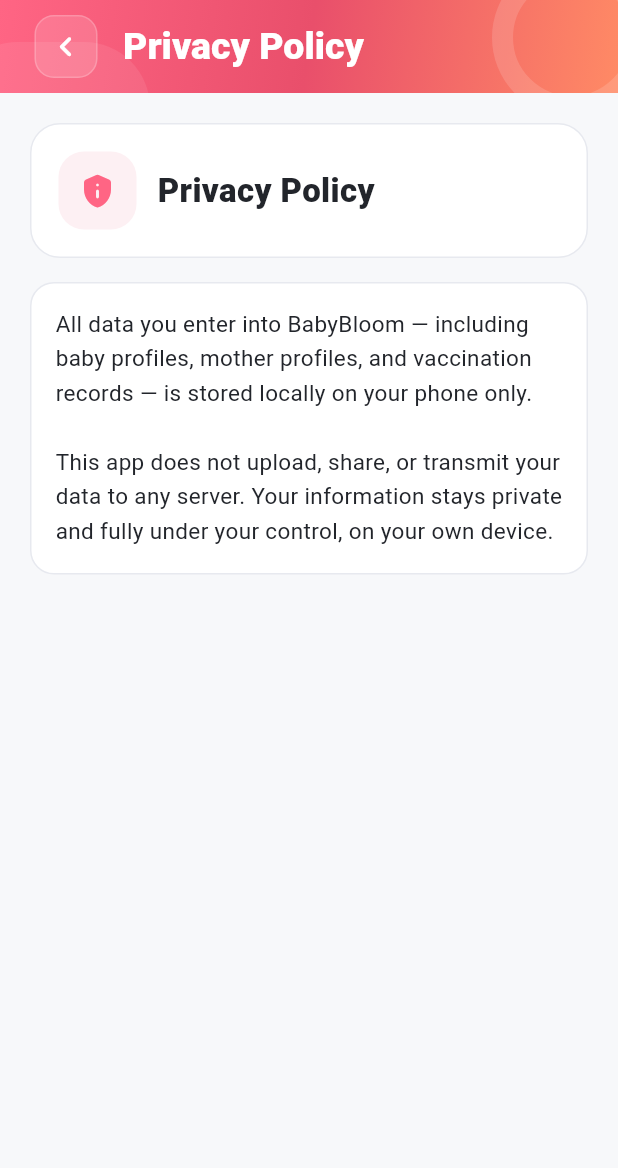
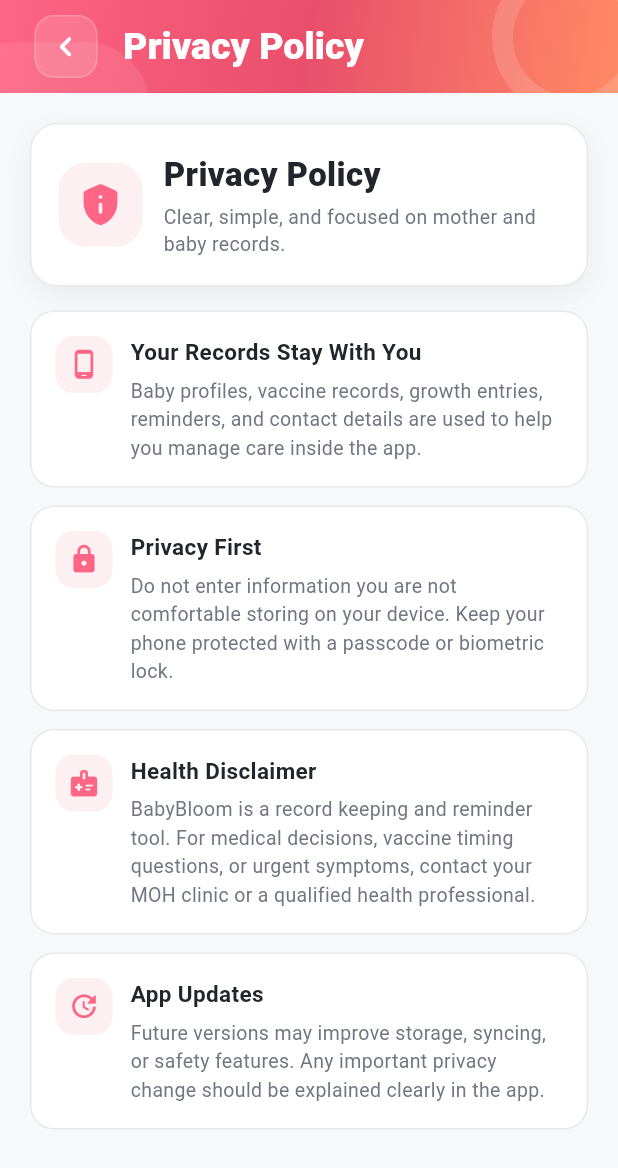
Before and after one commit to RensithUdara/Baby-Bloom-Mobile-Application, a Flutter app: the PrivacyPolicyScreen screen opened directly, on a phone screen of 412 x 824 dp. Shown: the top 1168 px of the screen. Run offline on Flutter 3.47's test engine with Material 3 defaults, Android fonts, the phone set to English and light mode, and no system bars; our stand-ins replace cloud_firestore, firebase_analytics, firebase_auth, firebase_core, firebase_messaging, flutter_local_notifications and 4 more; accounts and stored records are empty; generated files the repository leaves out were written again; statements that could not run were skipped.

Commit message:
feat: Revamp PrivacyPolicyScreen with new layout and policy cards

```diff
--- a/lib/screens/privacy_policy_screen.dart
+++ b/lib/screens/privacy_policy_screen.dart
@@ -14,58 +14,36 @@ class PrivacyPolicyScreen extends StatelessWidget {
       appBar: AppTopBar(title: context.l10n.privacyPolicy),
       body: SafeArea(
         child: ListView(
-          padding: const EdgeInsets.all(20),
-          children: [
-            Container(
-              padding: const EdgeInsets.all(18),
-              decoration: BoxDecoration(
-                color: AppColors.cardBackground,
-                borderRadius: BorderRadius.circular(20),
-                border: Border.all(color: AppColors.divider),
-              ),
-              child: Row(
-                children: [
-                  Container(
-                    width: 52,
-                    height: 52,
-                    decoration: BoxDecoration(
-                      color: AppColors.softSurface,
-                      borderRadius: BorderRadius.circular(17),
-                    ),
-                    child: Icon(
-                      Icons.privacy_tip_rounded,
-                      color: AppColors.primary,
-                    ),
-                  ),
-                  const SizedBox(width: 14),
-                  Expanded(
-                    child: Text(
-                      context.l10n.privacyPolicy,
-                      style: TextStyle(
-                        color: AppColors.textPrimary,
-                        fontSize: 22,
-                        fontWeight: FontWeight.w900,
-                      ),
-                    ),
-                  ),
-                ],
-              ),
+          padding: const EdgeInsets.fromLTRB(20, 20, 20, 28),
+          children: const [
+            _PrivacyHero(),
+            SizedBox(height: 16),
+            _PolicyCard(
+              icon: Icons.phone_android_rounded,
+              title: 'Your Records Stay With You',
+              body:
+                  'Baby profiles, vaccine records, growth entries, reminders, and contact details are used to help you manage care inside the app.',
             ),
-            const SizedBox(height: 16),
-            Container(
-              padding: const EdgeInsets.all(16),
-              decoration: BoxDecoration(
-                color: AppColors.cardBackground,
-                borderRadius: BorderRadius.circular(16),
-                border: Border.all(color: AppColors.divider),
-              ),
-              child: Text(
-                context.l10n.privacyBody,
-                style: AppTextStyles.cardTitle.copyWith(
-                  height: 1.5,
-                  fontWeight: FontWeight.w400,
-                ),
-              ),
+            SizedBox(height: 12),
+            _PolicyCard(
+              icon: Icons.lock_rounded,
+              title: 'Privacy First',
+              body:
+                  'Do not enter information you are not comfortable storing on your device. Keep your phone protected with a passcode or biometric lock.',
+            ),
+            SizedBox(height: 12),
+            _PolicyCard(
+              icon: Icons.medical_information_rounded,
+              title: 'Health Disclaimer',
+              body:
+                  'BabyBloom is a record keeping and reminder tool. For medical decisions, vaccine timing questions, or urgent symptoms, contact your MOH clinic or a qualified health professional.',
+            ),
+            SizedBox(height: 12),
+            _PolicyCard(
+              icon: Icons.update_rounded,
+              title: 'App Updates',
+              body:
+                  'Future versions may improve storage, syncing, or safety features. Any important privacy change should be explained clearly in the app.',
             ),
           ],
         ),
@@ -73,3 +51,116 @@ class PrivacyPolicyScreen extends StatelessWidget {
     );
   }
 }
+
+class _PrivacyHero extends StatelessWidget {
+  const _PrivacyHero();
+
+  @override
+  Widget build(BuildContext context) {
+    return Container(
+      padding: const EdgeInsets.all(18),
+      decoration: BoxDecoration(
+        color: AppColors.cardBackground,
+        borderRadius: BorderRadius.circular(18),
+        border: Border.all(color: AppColors.divider),
+        boxShadow: [
+          BoxShadow(
+            color: AppColors.shadow,
+            blurRadius: 14,
+            offset: const Offset(0, 6),
+          ),
+        ],
+      ),
+      child: Row(
+        children: [
+          Container(
+            width: 56,
+            height: 56,
+            decoration: BoxDecoration(
+              color: AppColors.softSurface,
+              borderRadius: BorderRadius.circular(18),
+            ),
+            child: Icon(
+              Icons.privacy_tip_rounded,
+              color: AppColors.primary,
+              size: 30,
+            ),
+          ),
+          const SizedBox(width: 14),
+          Expanded(
+            child: Column(
+              crossAxisAlignment: CrossAxisAlignment.start,
+              children: [
+                Text(
+                  'Privacy Policy',
+                  style: TextStyle(
+                    color: AppColors.textPrimary,
+                    fontSize: 22,
+                    fontWeight: FontWeight.w900,
+                  ),
+                ),
+                const SizedBox(height: 4),
+                Text(
+                  'Clear, simple, and focused on mother and baby records.',
+                  style: AppTextStyles.subtitle.copyWith(height: 1.35),
+                ),
+              ],
+            ),
+          ),
+        ],
+      ),
+    );
+  }
+}
+
+class _PolicyCard extends StatelessWidget {
+  final IconData icon;
+  final String title;
+  final String body;
+
+  const _PolicyCard({
+    required this.icon,
+    required this.title,
+    required this.body,
+  });
+
+  @override
+  Widget build(BuildContext context) {
+    return Container(
+      padding: const EdgeInsets.all(16),
+      decoration: BoxDecoration(
+        color: AppColors.cardBackground,
+        borderRadius: BorderRadius.circular(16),
+        border: Border.all(color: AppColors.divider),
+      ),
+      child: Row(
+        crossAxisAlignment: CrossAxisAlignment.start,
+        children: [
+          Container(
+            width: 38,
+            height: 38,
+            decoration: BoxDecoration(
+              color: AppColors.softSurface,
+              borderRadius: BorderRadius.circular(12),
+            ),
+            child: Icon(icon, color: AppColors.primary, size: 21),
+          ),
+          const SizedBox(width: 12),
+          Expanded(
+            child: Column(
+              crossAxisAlignment: CrossAxisAlignment.start,
+              children: [
+                Text(title, style: AppTextStyles.cardTitle),
+                const SizedBox(height: 6),
+                Text(
+                  body,
+                  style: AppTextStyles.subtitle.copyWith(height: 1.45),
+                ),
+              ],
+            ),
+          ),
+        ],
+      ),
+    );
+  }
+}
```
